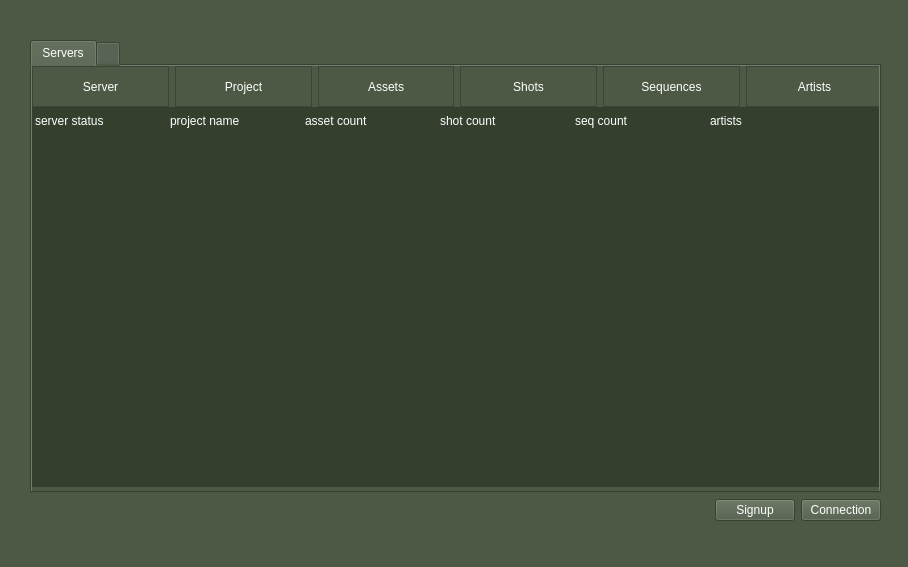
jidoil/light_buddy, file python/view/server_connection_view_module/server_connection.ui: the form before one commit.
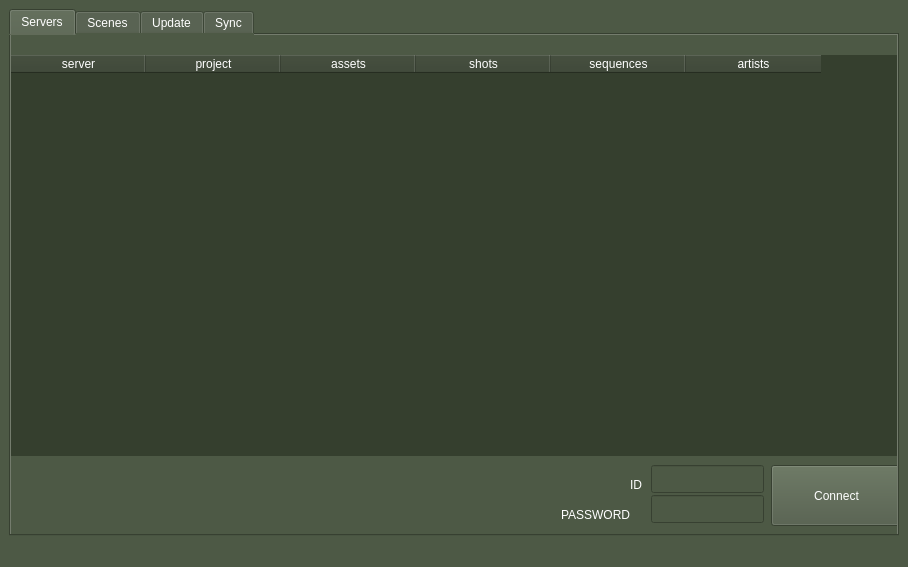
The form after the commit. Icons and pictures are not drawn.

Commit message:
feat ui tabs complete
- ui 페이지들을 완성하였습니다.
- ui의 버튼 레이아웃을 삭제하였습니다.
- 기존의 버튼을 각 탭에 종속시켰습니다.
- 로그인 모달을 삭제하였습니다.
- 로그인 id와 password 입력 에딧을 추가하였습니다.
- 로그인을 시도하는 입력버튼을 추가하였습니다.

```diff
--- a/python/view/server_connection_view_module/server_connection.ui
+++ b/python/view/server_connection_view_module/server_connection.ui
@@ -24,15 +24,8 @@
    <property name="toolTip">
     <string>asdf</string>
    </property>
-   <widget class="QWidget" name="layoutWidget">
-    <property name="geometry">
-     <rect>
-      <x>30</x>
-      <y>40</y>
-      <width>851</width>
-      <height>481</height>
-     </rect>
-    </property>
+   <layout class="QGridLayout" name="gridLayout">
+    <item row="0" column="0">
     <layout class="QVBoxLayout" name="verticalLayout">
      <item>
       <widget class="QTabWidget" name="tab_widget">
@@ -63,9 +56,9 @@
          <property name="geometry">
           <rect>
            <x>0</x>
-           <y>40</y>
-           <width>881</width>
-           <height>381</height>
+            <y>20</y>
+            <width>891</width>
+            <height>401</height>
           </rect>
          </property>
          <property name="font">
@@ -104,7 +97,7 @@
           <enum>Qt::NoPen</enum>
          </property>
          <attribute name="horizontalHeaderVisible">
-          <bool>false</bool>
+           <bool>true</bool>
          </attribute>
          <attribute name="horizontalHeaderDefaultSectionSize">
           <number>135</number>
@@ -118,16 +111,6 @@
          <attribute name="verticalHeaderVisible">
           <bool>false</bool>
          </attribute>
-         <row>
-          <property name="text">
-           <string>headers</string>
-          </property>
-         </row>
-         <row>
-          <property name="text">
-           <string>test</string>
-          </property>
-         </row>
          <column>
           <property name="text">
            <string>server</string>
@@ -158,276 +141,343 @@
            <string>artists</string>
           </property>
          </column>
-         <item row="0" column="0">
-          <property name="text">
-           <string>server status</string>
-          </property>
-         </item>
-         <item row="0" column="1">
-          <property name="text">
-           <string>project name</string>
-          </property>
-         </item>
-         <item row="0" column="2">
-          <property name="text">
-           <string>asset count</string>
-          </property>
-         </item>
-         <item row="0" column="3">
-          <property name="text">
-           <string>shot count</string>
-          </property>
-         </item>
-         <item row="0" column="4">
-          <property name="text">
-           <string>seq count</string>
-          </property>
-         </item>
-         <item row="0" column="5">
-          <property name="text">
-           <string>artists</string>
-          </property>
-         </item>
-        </widget>
-        <widget class="QFrame" name="frame">
+         </widget>
+         <widget class="QPushButton" name="log_in_button">
          <property name="geometry">
           <rect>
-           <x>0</x>
-           <y>0</y>
-           <width>851</width>
-           <height>41</height>
-          </rect>
-         </property>
-         <property name="styleSheet">
-          <string notr="true">border-color: rgb(255, 255, 255);</string>
-         </property>
-         <property name="frameShape">
-          <enum>QFrame::NoFrame</enum>
-         </property>
-         <property name="frameShadow">
-          <enum>QFrame::Raised</enum>
-         </property>
-         <widget class="QWidget" name="layoutWidget">
+            <x>760</x>
+            <y>430</y>
+            <width>131</width>
+            <height>61</height>
+           </rect>
+          </property>
+          <property name="text">
+           <string>Connect</string>
+          </property>
+         </widget>
+         <widget class="QLabel" name="log_in_info_label">
           <property name="geometry">
            <rect>
             <x>0</x>
-            <y>0</y>
-            <width>851</width>
-            <height>41</height>
+            <y>470</y>
+            <width>341</width>
+            <height>20</height>
            </rect>
           </property>
-          <layout class="QHBoxLayout" name="horizontalLayout">
-           <item>
-            <widget class="QLabel" name="server_label">
-             <property name="styleSheet">
-              <string notr="true">background-color: rgb(77, 89, 69);
-color: rgb(255, 255, 255);</string>
-             </property>
-             <property name="frameShape">
-              <enum>QFrame::StyledPanel</enum>
-             </property>
-             <property name="frameShadow">
-              <enum>QFrame::Plain</enum>
-             </property>
-             <property name="lineWidth">
-              <number>1</number>
-             </property>
-             <property name="midLineWidth">
-              <number>0</number>
-             </property>
              <property name="text">
-              <string>Server</string>
-             </property>
-             <property name="alignment">
-              <set>Qt::AlignCenter</set>
-             </property>
-            </widget>
-           </item>
-           <item>
-            <widget class="QLabel" name="project_label">
-             <property name="styleSheet">
-              <string notr="true">background-color: rgb(77, 89, 69);
-color: rgb(255, 255, 255);</string>
-             </property>
-             <property name="frameShape">
-              <enum>QFrame::StyledPanel</enum>
-             </property>
-             <property name="frameShadow">
-              <enum>QFrame::Plain</enum>
-             </property>
-             <property name="lineWidth">
-              <number>1</number>
-             </property>
-             <property name="midLineWidth">
-              <number>0</number>
-             </property>
-             <property name="text">
-              <string>Project</string>
-             </property>
-             <property name="alignment">
-              <set>Qt::AlignCenter</set>
-             </property>
-            </widget>
-           </item>
-           <item>
-            <widget class="QLabel" name="asset_label">
-             <property name="styleSheet">
-              <string notr="true">background-color: rgb(77, 89, 69);
-color: rgb(255, 255, 255);</string>
-             </property>
-             <property name="frameShape">
-              <enum>QFrame::StyledPanel</enum>
-             </property>
-             <property name="frameShadow">
-              <enum>QFrame::Plain</enum>
-             </property>
-             <property name="lineWidth">
-              <number>1</number>
-             </property>
-             <property name="midLineWidth">
-              <number>0</number>
-             </property>
-             <property name="text">
-              <string>Assets</string>
-             </property>
-             <property name="alignment">
-              <set>Qt::AlignCenter</set>
-             </property>
-            </widget>
-           </item>
-           <item>
-            <widget class="QLabel" name="shots_label">
-             <property name="styleSheet">
-              <string notr="true">background-color: rgb(77, 89, 69);
-color: rgb(255, 255, 255);</string>
-             </property>
-             <property name="frameShape">
-              <enum>QFrame::StyledPanel</enum>
-             </property>
-             <property name="frameShadow">
-              <enum>QFrame::Plain</enum>
-             </property>
-             <property name="lineWidth">
-              <number>1</number>
-             </property>
-             <property name="midLineWidth">
-              <number>0</number>
-             </property>
-             <property name="text">
-              <string>Shots</string>
-             </property>
-             <property name="alignment">
-              <set>Qt::AlignCenter</set>
-             </property>
-            </widget>
-           </item>
-           <item>
-            <widget class="QLabel" name="sequences_label">
-             <property name="styleSheet">
-              <string notr="true">background-color: rgb(77, 89, 69);
-color: rgb(255, 255, 255);</string>
-             </property>
-             <property name="frameShape">
-              <enum>QFrame::StyledPanel</enum>
-             </property>
-             <property name="frameShadow">
-              <enum>QFrame::Plain</enum>
-             </property>
-             <property name="lineWidth">
-              <number>1</number>
-             </property>
-             <property name="midLineWidth">
-              <number>0</number>
-             </property>
-             <property name="text">
-              <string>Sequences</string>
-             </property>
-             <property name="alignment">
-              <set>Qt::AlignCenter</set>
-             </property>
-            </widget>
-           </item>
-           <item>
-            <widget class="QLabel" name="artists_label">
-             <property name="styleSheet">
-              <string notr="true">background-color: rgb(77, 89, 69);
-color: rgb(255, 255, 255);</string>
-             </property>
-             <property name="frameShape">
-              <enum>QFrame::StyledPanel</enum>
-             </property>
-             <property name="frameShadow">
-              <enum>QFrame::Plain</enum>
-             </property>
-             <property name="lineWidth">
-              <number>1</number>
-             </property>
-             <property name="midLineWidth">
-              <number>0</number>
-             </property>
-             <property name="text">
-              <string>Artists</string>
-             </property>
-             <property name="alignment">
-              <set>Qt::AlignCenter</set>
-             </property>
-            </widget>
-           </item>
-          </layout>
-         </widget>
-        </widget>
-       </widget>
-       <widget class="QWidget" name="second_tab">
-        <attribute name="title">
          <string/>
-        </attribute>
-       </widget>
-      </widget>
-     </item>
-     <item>
-      <layout class="QHBoxLayout" name="horizontalLayout_2">
-       <item>
-        <spacer name="horizontalSpacer">
-         <property name="orientation">
-          <enum>Qt::Horizontal</enum>
-         </property>
-         <property name="sizeHint" stdset="0">
-          <size>
-           <width>418</width>
-           <height>20</height>
-          </size>
-         </property>
-        </spacer>
-       </item>
-       <item>
-        <widget class="QPushButton" name="signup_button">
+          </property>
+         </widget>
+         <widget class="QLineEdit" name="password_line_edit">
+          <property name="geometry">
+           <rect>
+            <x>640</x>
+            <y>460</y>
+            <width>113</width>
+            <height>28</height>
+           </rect>
+          </property>
+          <property name="autoFillBackground">
+           <bool>false</bool>
+          </property>
+         </widget>
+         <widget class="QLineEdit" name="id_line_edit">
+          <property name="geometry">
+           <rect>
+            <x>640</x>
+            <y>430</y>
+            <width>113</width>
+            <height>28</height>
+           </rect>
+          </property>
          <property name="autoFillBackground">
           <bool>false</bool>
          </property>
+         </widget>
+         <widget class="QLabel" name="log_in_info_label_2">
+          <property name="geometry">
+           <rect>
+            <x>570</x>
+            <y>440</y>
+            <width>61</width>
+            <height>20</height>
+           </rect>
+          </property>
+          <property name="text">
+           <string>ID</string>
+          </property>
+          <property name="alignment">
+           <set>Qt::AlignRight|Qt::AlignTrailing|Qt::AlignVCenter</set>
+          </property>
+         </widget>
+         <widget class="QLabel" name="log_in_info_label_3">
+          <property name="geometry">
+           <rect>
+            <x>550</x>
+            <y>470</y>
+            <width>81</width>
+            <height>20</height>
+           </rect>
+          </property>
+          <property name="text">
+           <string>PASSWORD</string>
+          </property>
+         </widget>
+        </widget>
+        <widget class="QWidget" name="scene_tab">
+         <attribute name="title">
+          <string>Scenes</string>
+         </attribute>
+         <widget class="QPushButton" name="import_assets_button">
+          <property name="geometry">
+           <rect>
+            <x>770</x>
+            <y>440</y>
+            <width>111</width>
+            <height>51</height>
+           </rect>
+          </property>
+          <property name="text">
+           <string>Import</string>
+          </property>
+         </widget>
+         <widget class="QPushButton" name="sync_all_assets_button">
+          <property name="geometry">
+           <rect>
+            <x>650</x>
+            <y>440</y>
+            <width>111</width>
+            <height>51</height>
+           </rect>
+          </property>
+          <property name="text">
+           <string>Sync</string>
+          </property>
+         </widget>
+         <widget class="QPushButton" name="add_select_asset_button">
+          <property name="geometry">
+           <rect>
+            <x>400</x>
+            <y>70</y>
+            <width>111</width>
+            <height>51</height>
+           </rect>
+          </property>
+          <property name="text">
+           <string>&gt;</string>
+          </property>
+         </widget>
+         <widget class="QPushButton" name="add_all_assets_button">
+          <property name="geometry">
+           <rect>
+            <x>400</x>
+            <y>130</y>
+            <width>111</width>
+            <height>51</height>
+           </rect>
+          </property>
+          <property name="text">
+           <string>&gt;&gt;</string>
+          </property>
+         </widget>
+         <widget class="QPushButton" name="remove_asset_from_import_list_button">
+          <property name="geometry">
+           <rect>
+            <x>400</x>
+            <y>210</y>
+            <width>111</width>
+            <height>51</height>
+           </rect>
+          </property>
+          <property name="text">
+           <string>&lt;</string>
+          </property>
+         </widget>
+         <widget class="QPushButton" name="remove_all_assets_from_import_list_button">
+          <property name="geometry">
+           <rect>
+            <x>400</x>
+            <y>270</y>
+            <width>111</width>
+            <height>51</height>
+           </rect>
+          </property>
+          <property name="text">
+           <string>&lt;&lt;</string>
+          </property>
+         </widget>
+         <widget class="QTableView" name="scene_asset_list_view">
+          <property name="geometry">
+           <rect>
+            <x>0</x>
+            <y>0</y>
+            <width>371</width>
+            <height>441</height>
+           </rect>
+          </property>
          <property name="styleSheet">
-          <string notr="true">background-color: rgb(77, 89, 69);
-color: rgb(255, 255, 255);</string>
-         </property>
+           <string notr="true">background-color: rgb(53, 63, 46);</string>
+          </property>
+         </widget>
+         <widget class="QTableView" name="assets_to_import_list_view">
+          <property name="geometry">
+           <rect>
+            <x>540</x>
+            <y>0</y>
+            <width>351</width>
+            <height>441</height>
+           </rect>
+          </property>
+          <property name="styleSheet">
+           <string notr="true">background-color: rgb(53, 63, 46);</string>
+          </property>
+         </widget>
+        </widget>
+        <widget class="QWidget" name="upload_tab">
+         <attribute name="title">
+          <string>Update</string>
+         </attribute>
+         <widget class="QTableView" name="tableView">
+          <property name="geometry">
+           <rect>
+            <x>0</x>
+            <y>0</y>
+            <width>371</width>
+            <height>441</height>
+           </rect>
+          </property>
+          <property name="styleSheet">
+           <string notr="true">background-color: rgb(53, 63, 46);</string>
+          </property>
+         </widget>
+         <widget class="QPushButton" name="add_select_asset_button_2">
+          <property name="geometry">
+           <rect>
+            <x>400</x>
+            <y>70</y>
+            <width>111</width>
+            <height>51</height>
+           </rect>
+          </property>
          <property name="text">
-          <string>Signup</string>
-         </property>
-        </widget>
-       </item>
-       <item>
-        <widget class="QPushButton" name="connection_button">
+           <string>&gt;</string>
+          </property>
+         </widget>
+         <widget class="QPushButton" name="add_select_asset_button_3">
+          <property name="geometry">
+           <rect>
+            <x>400</x>
+            <y>130</y>
+            <width>111</width>
+            <height>51</height>
+           </rect>
+          </property>
+          <property name="text">
+           <string>&gt;&gt;</string>
+          </property>
+         </widget>
+         <widget class="QPushButton" name="add_select_asset_button_4">
+          <property name="geometry">
+           <rect>
+            <x>400</x>
+            <y>210</y>
+            <width>111</width>
+            <height>51</height>
+           </rect>
+          </property>
+          <property name="text">
+           <string>&lt;</string>
+          </property>
+         </widget>
+         <widget class="QPushButton" name="add_select_asset_button_5">
+          <property name="geometry">
+           <rect>
+            <x>400</x>
+            <y>270</y>
+            <width>111</width>
+            <height>51</height>
+           </rect>
+          </property>
+          <property name="text">
+           <string>&lt;&lt;</string>
+          </property>
+         </widget>
+         <widget class="QTableView" name="tableView_2">
+          <property name="geometry">
+           <rect>
+            <x>540</x>
+            <y>0</y>
+            <width>371</width>
+            <height>441</height>
+           </rect>
+          </property>
          <property name="styleSheet">
-          <string notr="true">background-color: rgb(77, 89, 69);
-color: rgb(255, 255, 255);</string>
-         </property>
+           <string notr="true">background-color: rgb(53, 63, 46);</string>
+          </property>
+         </widget>
+         <widget class="QPushButton" name="add_select_asset_button_6">
+          <property name="geometry">
+           <rect>
+            <x>770</x>
+            <y>440</y>
+            <width>111</width>
+            <height>51</height>
+           </rect>
+          </property>
          <property name="text">
-          <string>Connection</string>
-         </property>
-        </widget>
+           <string>Update</string>
+          </property>
+         </widget>
+        </widget>
+        <widget class="QWidget" name="sync_tab">
+         <attribute name="title">
+          <string>Sync</string>
+         </attribute>
+         <widget class="QTableView" name="current_sync_status_list_view">
+          <property name="geometry">
+           <rect>
+            <x>0</x>
+            <y>0</y>
+            <width>371</width>
+            <height>441</height>
+           </rect>
+          </property>
+          <property name="styleSheet">
+           <string notr="true">background-color: rgb(53, 63, 46);</string>
+          </property>
+         </widget>
+         <widget class="QTableView" name="updated_sync_list_view">
+          <property name="geometry">
+           <rect>
+            <x>540</x>
+            <y>0</y>
+            <width>351</width>
+            <height>441</height>
+           </rect>
+          </property>
+          <property name="styleSheet">
+           <string notr="true">background-color: rgb(53, 63, 46);</string>
+          </property>
+         </widget>
+         <widget class="QPushButton" name="add_select_asset_button_7">
+          <property name="geometry">
+           <rect>
+            <x>780</x>
+            <y>440</y>
+            <width>111</width>
+            <height>51</height>
+           </rect>
+          </property>
+          <property name="text">
+           <string>Sync</string>
+          </property>
+         </widget>
+        </widget>
+       </widget>
        </item>
       </layout>
      </item>
     </layout>
-   </widget>
   </widget>
   <widget class="QStatusBar" name="statusbar"/>
  </widget>
```
Left out of the diff: 2 changed lines with no effect on the pictures. Lines whose indentation alone changed are shown as unchanged. The commit also changes 6 other files.
